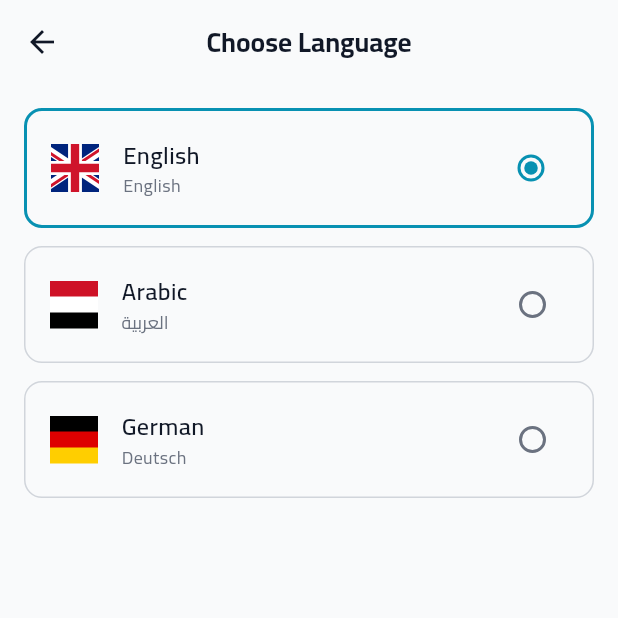
After one commit to ahmed4442025/flustra, a Flutter app: the LanguageSelectionScreen screen opened directly, on a phone screen of 412 x 824 dp, the top half of it. The commit adds this screen. Run offline on Flutter 3.47's test engine with Material 3 defaults, Android fonts, the phone set to English and light mode, and no system bars; our stand-ins replace bloc, bot_toast, cached_network_image, connectivity_plus, dartz, dio and 9 more; missing offline and left inert: window_manager; accounts and stored records are empty.

Commit message:
implement language selection module and German localization support

```diff
--- a/lib/core/localization/app_strings_localizations.dart
+++ b/lib/core/localization/app_strings_localizations.dart
@@ -4,6 +4,7 @@ abstract class AppStrings {
   static const String english = 'English';
   static const String arabic = 'Arabic';
   static const String german = 'German';
+  static const String chooseLanguage = 'Choose Language';
 
   static const String noInternetConnection = 'No internet connection';
   static const String weakInternetConnection = 'Weak internet connection';
--- a/lib/core/localization/localization_supported_data.dart
+++ b/lib/core/localization/localization_supported_data.dart
@@ -7,6 +7,7 @@ import 'package:flustra_template/core/localization/app_strings_localizations.dar
 
 import '../../main.dart';
 import 'tr/ar.dart';
+import 'tr/de.dart';
 import 'tr/en.dart';
 
 class AppLocalizationController {
@@ -28,8 +29,7 @@ class AppLocalizationController {
       flagAsset: AppAssetsImages.flags.flagOfEgypt,
     ),
     'de': LanguageOption(
-      json: enJson,
-      // todo : add DE json languages
+      json: deJson,
       locale: const Locale('de'),
       nameRaw: 'Deutsch',
       nameWithTr: () => AppStrings.german.tx(),
--- a/lib/core/localization/tr/ar.dart
+++ b/lib/core/localization/tr/ar.dart
@@ -23,6 +23,7 @@ const Map<String, String> arJson = {
   AppStrings.english: 'الانجليزية',
   AppStrings.arabic: 'العربية',
   AppStrings.german: 'الألمانية',
+  AppStrings.chooseLanguage: 'اختر اللغة',
   AppStrings.weDidNotReceiveTheExpectedData: 'خطأ في تحميل البيانات. تعذر الاتصال بالخادم. يرجى المحاولة مرة أخرى لاحقًا.',
   AppStrings.errorConnectionTimeout: "انتهت مهلة الاتصال. تحقق من الإنترنت وحاول مرة أخرى.",
   AppStrings.errorSendTimeout: "انتهت مهلة الطلب أثناء إرسال البيانات. حاول مرة أخرى.",
--- /dev/null
+++ b/lib/core/localization/tr/de.dart
@@ -0,0 +1,37 @@
+import '../app_strings_localizations.dart';
+
+const Map<String, String> deJson = {
+  AppStrings.noMoreData: 'Keine weiteren Daten',
+  AppStrings.english: 'Englisch',
+  AppStrings.arabic: 'Arabisch',
+  AppStrings.german: 'Deutsch',
+  AppStrings.chooseLanguage: 'Sprache wählen',
+  AppStrings.noInternetConnection: 'Keine Internetverbindung',
+  AppStrings.weakInternetConnection: 'Schwache Internetverbindung',
+  AppStrings.reconnecting: 'Wiederverbindung...',
+  AppStrings.internetConnectionRestored: 'Internetverbindung wiederhergestellt',
+  AppStrings.noInternet: 'Kein Internet',
+  AppStrings.connected: 'Verbunden',
+  AppStrings.weDidNotReceiveTheExpectedData: 'Wir haben die erwarteten Daten nicht vom Server erhalten. Bitte versuchen Sie es später erneut.',
+  AppStrings.errorConnectionTimeout: 'Verbindungszeitüberschreitung. Bitte überprüfen Sie Ihr Internet und versuchen Sie es erneut.',
+  AppStrings.errorSendTimeout: 'Zeitüberschreitung bei der Anfrage während des Sendens der Daten. Bitte versuchen Sie es erneut.',
+  AppStrings.errorReceiveTimeout: 'Zeitüberschreitung bei der Anfrage während des Wartens auf eine Antwort. Bitte versuchen Sie es erneut.',
+  AppStrings.errorBadCertificate: 'Die Identität des Servers konnte nicht überprüft werden. Bitte versuchen Sie es später erneut.',
+  AppStrings.errorBadResponse: 'Etwas ist mit der Serverantwort schiefgelaufen. Bitte versuchen Sie es später erneut.',
+  AppStrings.errorRequestCancelled: 'Anfrage wurde abgebrochen. Bitte versuchen Sie es erneut.',
+  AppStrings.errorConnection: 'Verbindungsfehler. Bitte überprüfen Sie Ihr Netzwerk und versuchen Sie es erneut.',
+  AppStrings.errorUnknown: 'Unerwarteter Fehler aufgetreten. Bitte versuchen Sie es später erneut.',
+  AppStrings.errorEmptyField: 'Dieses Feld darf nicht leer sein.',
+  AppStrings.errorInvalidEmail: 'Bitte geben Sie eine gültige E-Mail-Adresse ein.',
+  AppStrings.errorInvalidPhone: 'Geben Sie eine gültige Telefonnummer ein.',
+  AppStrings.errorPasswordTooShort: 'Verwenden Sie mindestens 6 Zeichen.',
+  AppStrings.errorPasswordNoUppercase: 'Fügen Sie mindestens einen Großbuchstaben hinzu.',
+  AppStrings.errorPasswordNoLowercase: 'Fügen Sie mindestens einen Kleinbuchstaben hinzu.',
+  AppStrings.errorPasswordNoDigit: 'Fügen Sie mindestens eine Zahl hinzu.',
+  AppStrings.errorPasswordNoSpecialChar: 'Fügen Sie ein Sonderzeichen hinzu (z. B. !@#).',
+  AppStrings.errorPasswordsDoNotMatch: 'Passwörter stimmen nicht überein.',
+  AppStrings.errorInvalidUsername:
+      'Der Benutzername muss 3–16 Zeichen lang sein, mit einem Buchstaben beginnen und darf nur Buchstaben, Zahlen oder Unterstriche enthalten.',
+  AppStrings.errorInvalidFullName: 'Geben Sie einen gültigen Namen ein',
+  AppStrings.errorInvalidUrl: 'Geben Sie einen gültigen Link (URL) ein.',
+};
--- a/lib/core/localization/tr/en.dart
+++ b/lib/core/localization/tr/en.dart
@@ -5,6 +5,7 @@ const Map<String, String> enJson = {
   AppStrings.english: 'English',
   AppStrings.arabic: 'Arabic',
   AppStrings.german: 'German',
+  AppStrings.chooseLanguage: 'Choose Language',
   AppStrings.noInternetConnection: 'No internet connection',
   AppStrings.weakInternetConnection: 'Weak internet connection',
   AppStrings.reconnecting: 'Reconnecting...',
--- a/lib/core/router/app_router.dart
+++ b/lib/core/router/app_router.dart
@@ -5,6 +5,7 @@ import 'package:flustra_template/modules/auth/login/login_screen.dart';
 import 'package:flustra_template/modules/debug_helper/views/peoxy/proxy_view.dart';
 import 'package:flustra_template/modules/debug_helper/views/theme_showcase_screen.dart';
 import 'package:flustra_template/modules/home_with_navigation_bar/views/home_navigation_bar/home_navigation_bar.dart';
+import 'package:flustra_template/modules/settings/views/language_selection/language_selection_screen.dart';
 import 'package:flustra_template/modules/splash/views/onboarding/onbearding_screen.dart';
 import 'package:flustra_template/modules/splash/views/splash_screen.dart';
 import 'package:flutter/material.dart';
@@ -24,7 +25,7 @@ abstract class AppRoutes {
   static const String homeScreenWithNavigationBar = '/homeScreenWithNavigationBar';
   static const String themeShowcaseScreen = '/ThemeShowcaseScreen';
   static const String proxyView = '/ProxyView';
-
+  static const String languageSelectionScreen = '/LanguageSelectionScreen';
 }
 
 // ========================== 🔥 routerConfig 🔥 ==========================
@@ -48,6 +49,7 @@ List<RouteBase> _buildRoutes() {
     _baseGoRoute(AppRoutes.themeShowcaseScreen, (_) => ThemeShowcaseScreen()),
     _baseGoRoute<HomeScreenWithNavigationBarData>(AppRoutes.homeScreenWithNavigationBar, (data) => HomeScreenWithNavigationBar(data: data)),
     _baseGoRoute(AppRoutes.proxyView, (_) => ProxyView()),
+    _baseGoRoute(AppRoutes.languageSelectionScreen, (_) => const LanguageSelectionScreen()),
   ];
 }
 
@@ -59,7 +61,7 @@ GoRoute _baseGoRoute<T>(String path, Widget Function(T? data) screen) {
   return GoRoute(
     path: path,
     name: path,
-    builder: (context, state) => LocaleWatcher(child: ()=>screen(getTheObjectOrNull(state.extra))),
+    builder: (context, state) => LocaleWatcher(child: () => screen(getTheObjectOrNull(state.extra))),
   );
 }
 
--- /dev/null
+++ b/lib/modules/settings/views/language_selection/language_selection_screen.dart
@@ -0,0 +1,103 @@
+import 'package:flustra_template/core/extensions/trans_extention.dart';
+import 'package:flutter/material.dart';
+
+import '../../../../core/constants/app_defults.dart';
+import '../../../../core/helper/widgets/image_asset_widget.dart';
+import '../../../../core/localization/app_strings_localizations.dart';
+import '../../../../core/localization/localization_supported_data.dart';
+import '../../../../core/router/app_router.dart';
+import '../../../../core/router/route_help_methods.dart';
+import 'language_selection_view_model.dart';
+
+class LanguageSelectionScreen extends StatefulWidget {
+  const LanguageSelectionScreen({super.key});
+
+  static const String name = AppRoutes.languageSelectionScreen;
+
+  static void navigateToMe() => navigateTo(name);
+
+  @override
+  State<LanguageSelectionScreen> createState() => _LanguageSelectionScreenState();
+}
+
+class _LanguageSelectionScreenState extends State<LanguageSelectionScreen> {
+  late final LanguageSelectionViewModel _viewModel = LanguageSelectionViewModel();
+
+  void _refresh() {
+    if (mounted) setState(() {});
+  }
+
+  @override
+  void initState() {
+    super.initState();
+    _viewModel.addListener(_refresh);
+    _viewModel.init();
+  }
+
+  @override
+  void dispose() {
+    _viewModel.removeListener(_refresh);
+    _viewModel.dispose();
+    super.dispose();
+  }
+
+  @override
+  Widget build(BuildContext context) {
+    return Scaffold(
+      appBar: AppBar(leading: const BackButton(), title: Text(AppStrings.chooseLanguage.tx())),
+      body: _buildBody(),
+    );
+  }
+
+  // --------------------------[ Body ]-------------------------- //
+  Widget _buildBody() {
+    final languages = AppLocalizationController.supportedLanguagesMap.values.toList();
+    return ListView.separated(
+      padding: const EdgeInsets.all(16),
+      itemCount: languages.length,
+      separatorBuilder: (_, _) => const SizedBox(height: 12),
+      itemBuilder: (context, index) {
+        final lang = languages[index];
+        final isSelected = lang == _viewModel.selectedLanguage;
+        return _buildLanguageItem(lang, isSelected);
+      },
+    );
+  }
+
+  // --------------------------[ LanguageItem ]-------------------------- //
+  Widget _buildLanguageItem(LanguageOption lang, bool isSelected) {
+    return InkWell(
+      onTap: () => _viewModel.onLanguageSelected(lang),
+      child: Container(
+        padding: const EdgeInsets.symmetric(horizontal: 16, vertical: 14),
+        decoration: BoxDecoration(
+          borderRadius: BorderRadius.circular(12),
+          border: Border.all(color: isSelected ? AppColors.primary : AppColors.outline, width: isSelected ? 2 : 1),
+        ),
+        child: Row(
+          children: [
+            ImageAssetWidget(assetPath: lang.flagAsset, width: 32, height: 32, fit: BoxFit.cover),
+            const SizedBox(width: 16),
+            Expanded(
+              child: Column(
+                crossAxisAlignment: CrossAxisAlignment.start,
+                children: [
+                  Text(lang.nameWithTr(), style: AppTextStyle.titleMedium),
+                  Text(lang.nameRaw, style: AppTextStyle.bodyMedium.copyWith(color: AppColors.onSurfaceVariant)),
+                ],
+              ),
+            ),
+            Radio<LanguageOption>(
+              value: lang,
+              groupValue: _viewModel.selectedLanguage,
+              onChanged: (val) {
+                if (val != null) _viewModel.onLanguageSelected(val);
+              },
+              activeColor: AppColors.primary,
+            ),
+          ],
+        ),
+      ),
+    );
+  }
+}
--- /dev/null
+++ b/lib/modules/settings/views/language_selection/language_selection_view_model.dart
@@ -0,0 +1,30 @@
+import 'package:flutter/material.dart';
+
+import '../../../../core/localization/localization_supported_data.dart';
+
+class LanguageSelectionViewModel extends ChangeNotifier {
+  // ========================== Constructor ========================== //
+  LanguageSelectionViewModel();
+
+  // ========================== 🔒 Private variables 🔒 ========================== //
+  LanguageOption? _selectedLanguage;
+
+  // ========================== 🗝️ Public getters 🗝️ ========================== //
+  LanguageOption? get selectedLanguage => _selectedLanguage;
+
+  // ========================== 🌍 Public events 🌍 ========================== //
+
+  // --------------------------[ init ]-------------------------- //
+  void init() {
+    _selectedLanguage = AppLocalizationController.currentLanguage;
+    notifyListeners();
+  }
+
+  // --------------------------[ onLanguageSelected ]-------------------------- //
+  void onLanguageSelected(LanguageOption lang) {
+    if (_selectedLanguage == lang) return;
+    _selectedLanguage = lang;
+    AppLocalizationController.changeLanguage(lang);
+    notifyListeners();
+  }
+}
```
Also changed, not shown: 1 other file.
